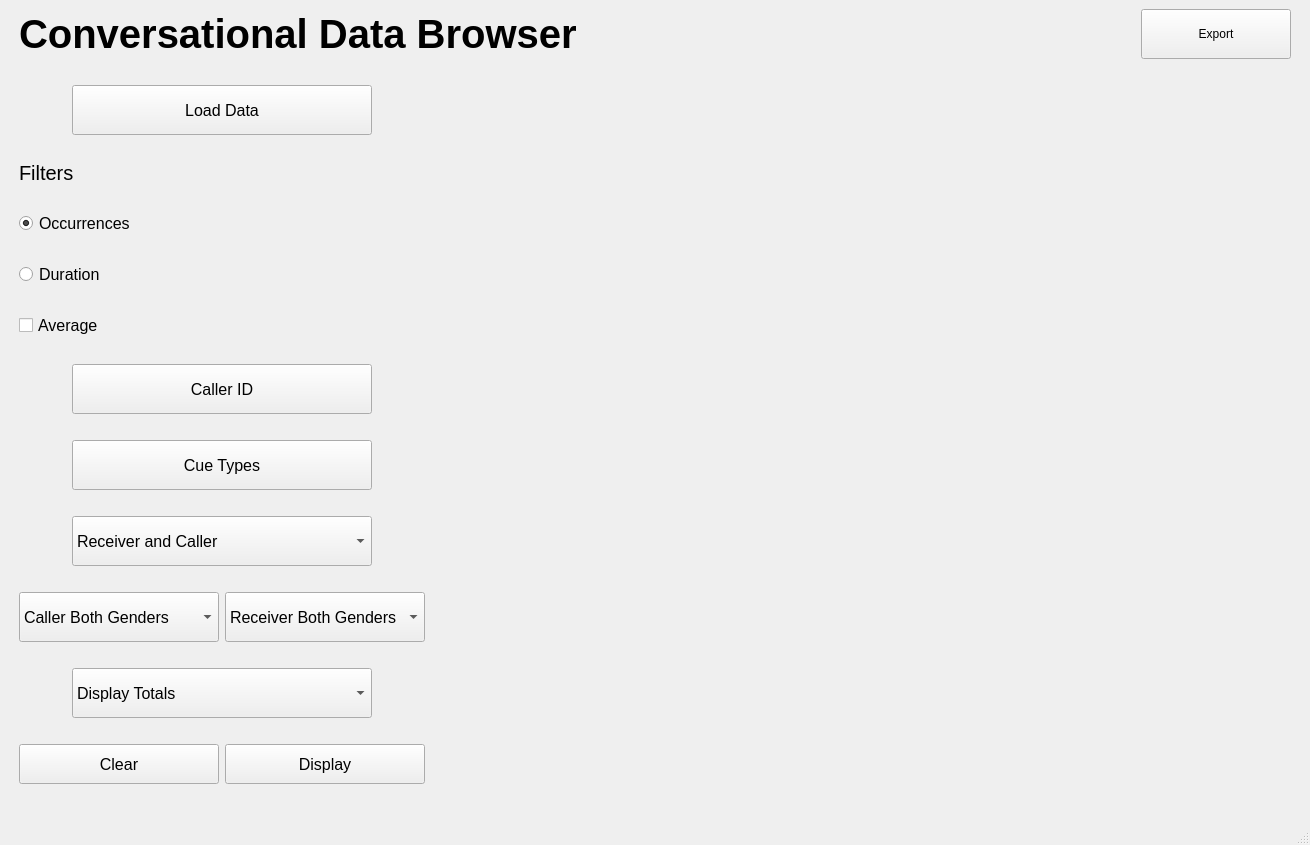
The window that conversationalbrowser/ui/main_window.ui (euronite/ConversationalBrowser) describes before a commit, drawn with Qt 5.
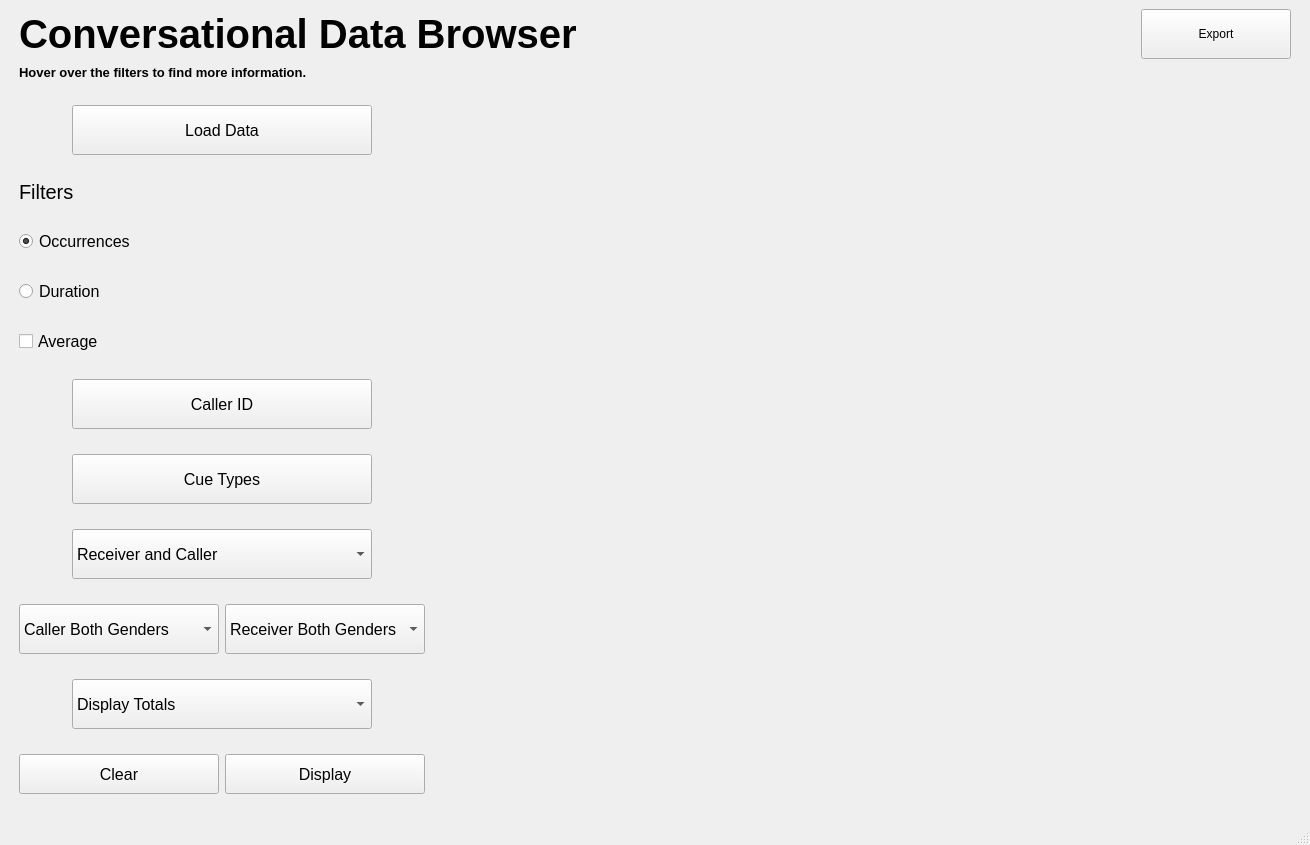
The same window after the commit.

Commit message: Added hints information to layout

The edit to the form file:
```diff
--- a/conversationalbrowser/ui/main_window.ui
+++ b/conversationalbrowser/ui/main_window.ui
@@ -23,6 +23,19 @@
       <property name="rightMargin">
        <number>10</number>
       </property>
+      <item row="0" column="1">
+       <widget class="QPushButton" name="exportBtn">
+        <property name="minimumSize">
+         <size>
+          <width>150</width>
+          <height>50</height>
+         </size>
+        </property>
+        <property name="text">
+         <string>Export</string>
+        </property>
+       </widget>
+      </item>
       <item row="0" column="0">
        <widget class="QLabel" name="label">
         <property name="sizePolicy">
@@ -43,16 +56,20 @@
         </property>
        </widget>
       </item>
-      <item row="0" column="1">
-       <widget class="QPushButton" name="exportBtn">
-        <property name="minimumSize">
-         <size>
-          <width>150</width>
-          <height>50</height>
-         </size>
+      <item row="1" column="0">
+       <widget class="QLabel" name="label_3">
+        <property name="font">
+         <font>
+          <pointsize>10</pointsize>
+          <weight>75</weight>
+          <bold>true</bold>
+         </font>
         </property>
         <property name="text">
-         <string>Export</string>
+         <string>Hover over the filters to find more information.</string>
+        </property>
+        <property name="margin">
+         <number>0</number>
         </property>
        </widget>
       </item>
@@ -74,7 +91,73 @@
         <property name="bottomMargin">
          <number>0</number>
         </property>
-        <item row="1" column="1" colspan="2">
+        <item row="5" column="0" colspan="2" alignment="Qt::AlignHCenter">
+         <widget class="QPushButton" name="callerBtn">
+          <property name="sizePolicy">
+           <sizepolicy hsizetype="Fixed" vsizetype="Fixed">
+            <horstretch>0</horstretch>
+            <verstretch>0</verstretch>
+           </sizepolicy>
+          </property>
+          <property name="minimumSize">
+           <size>
+            <width>300</width>
+            <height>50</height>
+           </size>
+          </property>
+          <property name="font">
+           <font>
+            <pointsize>12</pointsize>
+           </font>
+          </property>
+          <property name="toolTip">
+           <string>Caller ID is the ID of each phone call.</string>
+          </property>
+          <property name="text">
+           <string>Caller ID</string>
+          </property>
+         </widget>
+        </item>
+        <item row="7" column="0" colspan="2" alignment="Qt::AlignHCenter">
+         <widget class="QComboBox" name="roleDropdown">
+          <property name="sizePolicy">
+           <sizepolicy hsizetype="Fixed" vsizetype="Fixed">
+            <horstretch>0</horstretch>
+            <verstretch>0</verstretch>
+           </sizepolicy>
+          </property>
+          <property name="minimumSize">
+           <size>
+            <width>300</width>
+            <height>50</height>
+           </size>
+          </property>
+          <property name="font">
+           <font>
+            <pointsize>12</pointsize>
+           </font>
+          </property>
+          <property name="toolTip">
+           <string>Specify if you want both caller and the person recieving the call, or one or the other.</string>
+          </property>
+          <item>
+           <property name="text">
+            <string>Receiver and Caller</string>
+           </property>
+          </item>
+          <item>
+           <property name="text">
+            <string>Receiver</string>
+           </property>
+          </item>
+          <item>
+           <property name="text">
+            <string>Caller</string>
+           </property>
+          </item>
+         </widget>
+        </item>
+        <item row="1" column="0" colspan="2">
          <widget class="QLabel" name="label_2">
           <property name="sizePolicy">
            <sizepolicy hsizetype="Preferred" vsizetype="Fixed">
@@ -92,19 +175,7 @@
           </property>
          </widget>
         </item>
-        <item row="4" column="1" colspan="2">
-         <widget class="QCheckBox" name="averageCheckbox">
-          <property name="font">
-           <font>
-            <pointsize>12</pointsize>
-           </font>
-          </property>
-          <property name="text">
-           <string>Average</string>
-          </property>
-         </widget>
-        </item>
-        <item row="0" column="1" colspan="2" alignment="Qt::AlignHCenter">
+        <item row="0" column="0" colspan="2" alignment="Qt::AlignHCenter">
          <widget class="QPushButton" name="loadDataBtn">
           <property name="sizePolicy">
            <sizepolicy hsizetype="Fixed" vsizetype="Fixed">
@@ -128,8 +199,65 @@
           </property>
          </widget>
         </item>
-        <item row="12" column="1" colspan="2" alignment="Qt::AlignHCenter">
-         <widget class="QComboBox" name="chartDropdown">
+        <item row="10" column="0">
+         <widget class="QPushButton" name="clearBtn">
+          <property name="minimumSize">
+           <size>
+            <width>0</width>
+            <height>40</height>
+           </size>
+          </property>
+          <property name="font">
+           <font>
+            <pointsize>12</pointsize>
+           </font>
+          </property>
+          <property name="toolTip">
+           <string>Clear the graph.</string>
+          </property>
+          <property name="text">
+           <string>Clear</string>
+          </property>
+         </widget>
+        </item>
+        <item row="3" column="0" colspan="2">
+         <widget class="QRadioButton" name="durationRadioBtn">
+          <property name="font">
+           <font>
+            <pointsize>12</pointsize>
+           </font>
+          </property>
+          <property name="toolTip">
+           <string>Gets the duration of cues</string>
+          </property>
+          <property name="text">
+           <string>Duration</string>
+          </property>
+         </widget>
+        </item>
+        <item row="10" column="1">
+         <widget class="QPushButton" name="displayBtn">
+          <property name="minimumSize">
+           <size>
+            <width>0</width>
+            <height>40</height>
+           </size>
+          </property>
+          <property name="font">
+           <font>
+            <pointsize>12</pointsize>
+           </font>
+          </property>
+          <property name="toolTip">
+           <string>Display the graph.</string>
+          </property>
+          <property name="text">
+           <string>Display</string>
+          </property>
+         </widget>
+        </item>
+        <item row="6" column="0" colspan="2" alignment="Qt::AlignHCenter">
+         <widget class="QPushButton" name="cueBtn">
           <property name="sizePolicy">
            <sizepolicy hsizetype="Fixed" vsizetype="Fixed">
             <horstretch>0</horstretch>
@@ -147,19 +275,69 @@
             <pointsize>12</pointsize>
            </font>
           </property>
+          <property name="toolTip">
+           <string/>
+          </property>
+          <property name="text">
+           <string>Cue Types</string>
+          </property>
+         </widget>
+        </item>
+        <item row="8" column="0">
+         <widget class="QComboBox" name="callerGenderDropdown">
+          <property name="sizePolicy">
+           <sizepolicy hsizetype="Fixed" vsizetype="Fixed">
+            <horstretch>0</horstretch>
+            <verstretch>0</verstretch>
+           </sizepolicy>
+          </property>
+          <property name="minimumSize">
+           <size>
+            <width>200</width>
+            <height>50</height>
+           </size>
+          </property>
+          <property name="font">
+           <font>
+            <pointsize>12</pointsize>
+           </font>
+          </property>
+          <property name="toolTip">
+           <string>Select gender of the person calling.</string>
+          </property>
           <item>
            <property name="text">
-            <string>Display Totals</string>
+            <string>Caller Both Genders</string>
            </property>
           </item>
           <item>
            <property name="text">
-            <string>Display per Cue Event</string>
+            <string>Caller Male</string>
            </property>
           </item>
+          <item>
+           <property name="text">
+            <string>Caller Female</string>
+           </property>
+          </item>
          </widget>
         </item>
-        <item row="8" column="2">
+        <item row="4" column="0" colspan="2">
+         <widget class="QCheckBox" name="averageCheckbox">
+          <property name="font">
+           <font>
+            <pointsize>12</pointsize>
+           </font>
+          </property>
+          <property name="toolTip">
+           <string>Gets average per call</string>
+          </property>
+          <property name="text">
+           <string>Average</string>
+          </property>
+         </widget>
+        </item>
+        <item row="8" column="1">
          <widget class="QComboBox" name="receiverGenderDropdown">
           <property name="sizePolicy">
            <sizepolicy hsizetype="Minimum" vsizetype="Fixed">
@@ -178,6 +356,9 @@
             <pointsize>12</pointsize>
            </font>
           </property>
+          <property name="toolTip">
+           <string>Select gender of the person recieving the call.</string>
+          </property>
           <item>
            <property name="text">
             <string>Receiver Both Genders</string>
@@ -195,8 +376,8 @@
           </item>
          </widget>
         </item>
-        <item row="6" column="1" colspan="2" alignment="Qt::AlignHCenter">
-         <widget class="QPushButton" name="cueBtn">
+        <item row="9" column="0" colspan="2" alignment="Qt::AlignHCenter">
+         <widget class="QComboBox" name="chartDropdown">
           <property name="sizePolicy">
            <sizepolicy hsizetype="Fixed" vsizetype="Fixed">
             <horstretch>0</horstretch>
@@ -214,60 +395,31 @@
             <pointsize>12</pointsize>
            </font>
           </property>
-          <property name="text">
-           <string>Cue Types</string>
+          <property name="toolTip">
+           <string>Display totals displays the overall values for each cue. Display per cue event displays a histogram of cue durations if duration is selected. If Occurrences is selected, then it will display the occurrences of the cues by participant.</string>
           </property>
+          <item>
+           <property name="text">
+            <string>Display Totals</string>
+           </property>
+          </item>
+          <item>
+           <property name="text">
+            <string>Display per Cue Event</string>
+           </property>
+          </item>
          </widget>
         </item>
-        <item row="13" column="2">
-         <widget class="QPushButton" name="displayBtn">
-          <property name="minimumSize">
-           <size>
-            <width>0</width>
-            <height>40</height>
-           </size>
-          </property>
-          <property name="font">
-           <font>
-            <pointsize>12</pointsize>
-           </font>
-          </property>
-          <property name="text">
-           <string>Display</string>
-          </property>
-         </widget>
-        </item>
-        <item row="5" column="1" colspan="2" alignment="Qt::AlignHCenter">
-         <widget class="QPushButton" name="callerBtn">
-          <property name="sizePolicy">
-           <sizepolicy hsizetype="Fixed" vsizetype="Fixed">
-            <horstretch>0</horstretch>
-            <verstretch>0</verstretch>
-           </sizepolicy>
-          </property>
-          <property name="minimumSize">
-           <size>
-            <width>300</width>
-            <height>50</height>
-           </size>
-          </property>
-          <property name="font">
-           <font>
-            <pointsize>12</pointsize>
-           </font>
-          </property>
-          <property name="text">
-           <string>Caller ID</string>
-          </property>
-         </widget>
-        </item>
-        <item row="2" column="1" colspan="2">
+        <item row="2" column="0" colspan="2">
          <widget class="QRadioButton" name="occurrencesRadioBtn">
           <property name="font">
            <font>
             <pointsize>12</pointsize>
            </font>
           </property>
+          <property name="toolTip">
+           <string>Gets the occurrences of cues</string>
+          </property>
           <property name="text">
            <string>Occurrences</string>
           </property>
@@ -276,108 +428,6 @@
           </property>
          </widget>
         </item>
-        <item row="13" column="1">
-         <widget class="QPushButton" name="clearBtn">
-          <property name="minimumSize">
-           <size>
-            <width>0</width>
-            <height>40</height>
-           </size>
-          </property>
-          <property name="font">
-           <font>
-            <pointsize>12</pointsize>
-           </font>
-          </property>
-          <property name="text">
-           <string>Clear</string>
-          </property>
-         </widget>
-        </item>
-        <item row="3" column="1" colspan="2">
-         <widget class="QRadioButton" name="durationRadioBtn">
-          <property name="font">
-           <font>
-            <pointsize>12</pointsize>
-           </font>
-          </property>
-          <property name="text">
-           <string>Duration</string>
-          </property>
-         </widget>
-        </item>
-        <item row="7" column="1" colspan="2" alignment="Qt::AlignHCenter">
-         <widget class="QComboBox" name="roleDropdown">
-          <property name="sizePolicy">
-           <sizepolicy hsizetype="Fixed" vsizetype="Fixed">
-            <horstretch>0</horstretch>
-            <verstretch>0</verstretch>
-           </sizepolicy>
-          </property>
-          <property name="minimumSize">
-           <size>
-            <width>300</width>
-            <height>50</height>
-           </size>
-          </property>
-          <property name="font">
-           <font>
-            <pointsize>12</pointsize>
-           </font>
-          </property>
-          <item>
-           <property name="text">
-            <string>Receiver and Caller</string>
-           </property>
-          </item>
-          <item>
-           <property name="text">
-            <string>Receiver</string>
-           </property>
-          </item>
-          <item>
-           <property name="text">
-            <string>Caller</string>
-           </property>
-          </item>
-         </widget>
-        </item>
-        <item row="8" column="1">
-         <widget class="QComboBox" name="callerGenderDropdown">
-          <property name="sizePolicy">
-           <sizepolicy hsizetype="Fixed" vsizetype="Fixed">
-            <horstretch>0</horstretch>
-            <verstretch>0</verstretch>
-           </sizepolicy>
-          </property>
-          <property name="minimumSize">
-           <size>
-            <width>200</width>
-            <height>50</height>
-           </size>
-          </property>
-          <property name="font">
-           <font>
-            <pointsize>12</pointsize>
-           </font>
-          </property>
-          <item>
-           <property name="text">
-            <string>Caller Both Genders</string>
-           </property>
-          </item>
-          <item>
-           <property name="text">
-            <string>Caller Male</string>
-           </property>
-          </item>
-          <item>
-           <property name="text">
-            <string>Caller Female</string>
-           </property>
-          </item>
-         </widget>
-        </item>
        </layout>
       </item>
       <item>
```
